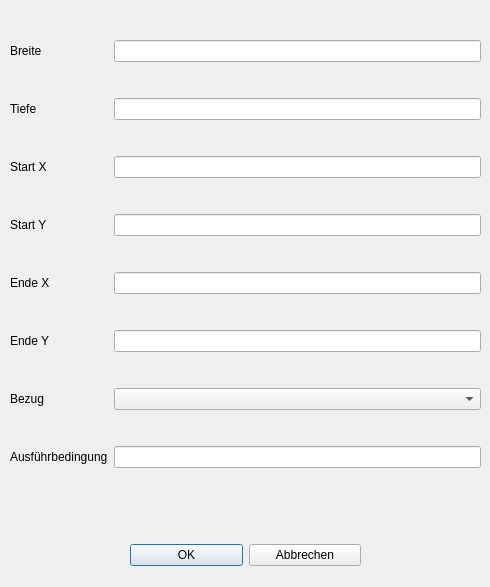
Old version of the form Dialoge/dialog_bearb_nut.ui in the repository TischlerWilly/postprozessor.
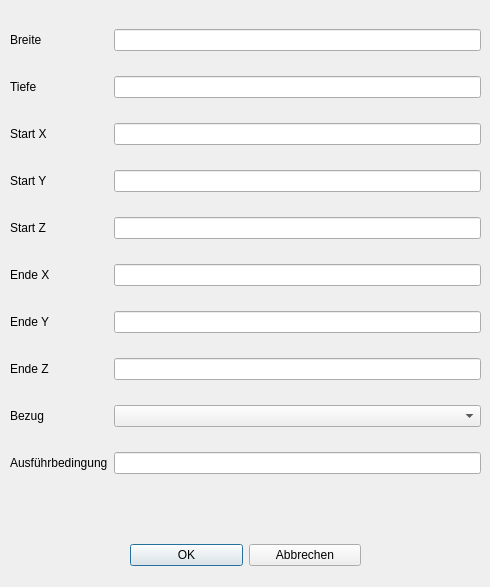
New version of the form.

Diff of the .ui file:
```diff
--- a/Dialoge/dialog_bearb_nut.ui
+++ b/Dialoge/dialog_bearb_nut.ui
@@ -23,6 +23,12 @@
     </rect>
    </property>
    <layout class="QGridLayout" name="gridLayout">
+    <item row="3" column="1">
+     <widget class="QLineEdit" name="lineEdit_ys"/>
+    </item>
+    <item row="1" column="1">
+     <widget class="QLineEdit" name="lineEdit_ti"/>
+    </item>
     <item row="3" column="0">
      <widget class="QLabel" name="label_5">
       <property name="text">
@@ -30,16 +36,6 @@
       </property>
      </widget>
     </item>
-    <item row="7" column="0">
-     <widget class="QLabel" name="label_12">
-      <property name="text">
-       <string>Ausführbedingung</string>
-      </property>
-     </widget>
-    </item>
-    <item row="2" column="1">
-     <widget class="QLineEdit" name="lineEdit_xs"/>
-    </item>
     <item row="0" column="0">
      <widget class="QLabel" name="label_2">
       <property name="text">
@@ -47,49 +43,36 @@
       </property>
      </widget>
     </item>
-    <item row="3" column="1">
-     <widget class="QLineEdit" name="lineEdit_ys"/>
+    <item row="6" column="0">
+     <widget class="QLabel" name="label_7">
+      <property name="text">
+       <string>Ende Y</string>
+      </property>
+     </widget>
     </item>
-    <item row="5" column="1">
+    <item row="2" column="1">
+     <widget class="QLineEdit" name="lineEdit_xs"/>
+    </item>
+    <item row="6" column="1">
      <widget class="QLineEdit" name="lineEdit_ye"/>
     </item>
-    <item row="4" column="0">
-     <widget class="QLabel" name="label_6">
-      <property name="text">
-       <string>Ende X</string>
-      </property>
-     </widget>
+    <item row="9" column="1">
+     <widget class="QLineEdit" name="lineEdit_afb"/>
     </item>
     <item row="0" column="1">
      <widget class="QLineEdit" name="lineEdit_b"/>
     </item>
-    <item row="7" column="1">
-     <widget class="QLineEdit" name="lineEdit_afb"/>
-    </item>
-    <item row="6" column="1">
-     <widget class="QComboBox" name="comboBox_bezug"/>
-    </item>
-    <item row="1" column="0">
-     <widget class="QLabel" name="label_3">
-      <property name="text">
-       <string>Tiefe</string>
-      </property>
-     </widget>
-    </item>
-    <item row="6" column="0">
-     <widget class="QLabel" name="label_11">
-      <property name="text">
-       <string>Bezug</string>
-      </property>
-     </widget>
-    </item>
-    <item row="1" column="1">
-     <widget class="QLineEdit" name="lineEdit_ti"/>
-    </item>
     <item row="5" column="0">
-     <widget class="QLabel" name="label_7">
+     <widget class="QLabel" name="label_6">
       <property name="text">
-       <string>Ende Y</string>
+       <string>Ende X</string>
+      </property>
+     </widget>
+    </item>
+    <item row="4" column="0">
+     <widget class="QLabel" name="label">
+      <property name="text">
+       <string>Start Z</string>
       </property>
      </widget>
     </item>
@@ -100,9 +83,46 @@
       </property>
      </widget>
     </item>
-    <item row="4" column="1">
+    <item row="5" column="1">
      <widget class="QLineEdit" name="lineEdit_xe"/>
     </item>
+    <item row="8" column="1">
+     <widget class="QComboBox" name="comboBox_bezug"/>
+    </item>
+    <item row="9" column="0">
+     <widget class="QLabel" name="label_12">
+      <property name="text">
+       <string>Ausführbedingung</string>
+      </property>
+     </widget>
+    </item>
+    <item row="8" column="0">
+     <widget class="QLabel" name="label_11">
+      <property name="text">
+       <string>Bezug</string>
+      </property>
+     </widget>
+    </item>
+    <item row="1" column="0">
+     <widget class="QLabel" name="label_3">
+      <property name="text">
+       <string>Tiefe</string>
+      </property>
+     </widget>
+    </item>
+    <item row="7" column="0">
+     <widget class="QLabel" name="label_8">
+      <property name="text">
+       <string>Ende Z</string>
+      </property>
+     </widget>
+    </item>
+    <item row="4" column="1">
+     <widget class="QLineEdit" name="lineEdit_zs"/>
+    </item>
+    <item row="7" column="1">
+     <widget class="QLineEdit" name="lineEdit_ze"/>
+    </item>
    </layout>
   </widget>
   <widget class="QWidget" name="layoutWidget_2">
```
Left out of the diff: 2 changed lines with no effect on the pictures.
